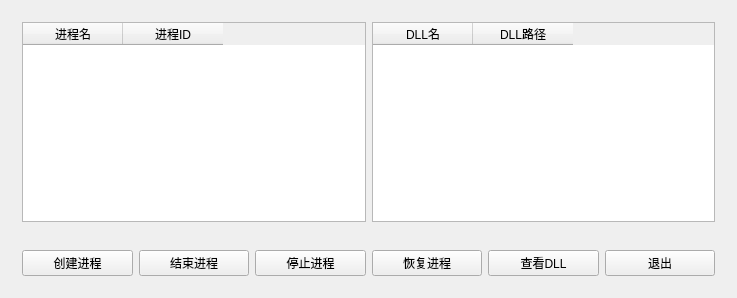
Qt form widget.ui (licongxing/ProcessManager) before a commit.
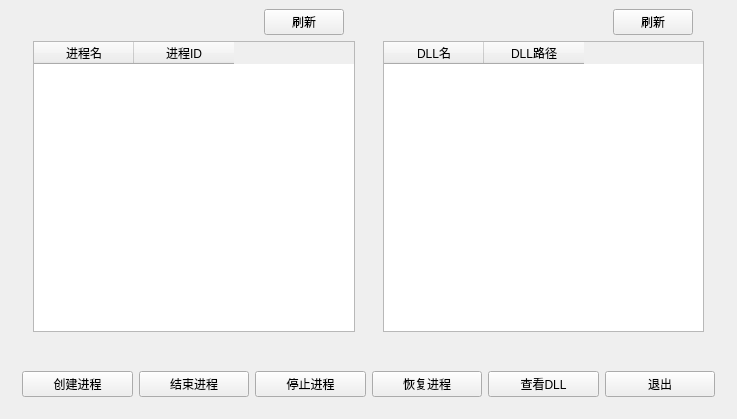
The same form after that commit.

Commit message: 添加刷新按钮 Signed-off-by: congxingli <congxingli@126.com>

```diff
--- a/widget.ui
+++ b/widget.ui
@@ -7,16 +7,60 @@
     <x>0</x>
     <y>0</y>
     <width>737</width>
-    <height>298</height>
+    <height>419</height>
    </rect>
   </property>
   <property name="windowTitle">
    <string>进程管理器</string>
   </property>
-  <layout class="QVBoxLayout" name="verticalLayout">
+  <layout class="QVBoxLayout" name="verticalLayout_3">
+   <property name="topMargin">
+    <number>0</number>
+   </property>
    <item>
     <widget class="QWidget" name="widget" native="true">
+     <layout class="QHBoxLayout" name="horizontalLayout_4">
+      <property name="topMargin">
+       <number>9</number>
+      </property>
+      <item>
+       <widget class="QWidget" name="widget_6" native="true">
+        <layout class="QVBoxLayout" name="verticalLayout_2">
+         <property name="topMargin">
+          <number>0</number>
+         </property>
+         <item>
+          <widget class="QWidget" name="widget_3" native="true">
      <layout class="QHBoxLayout" name="horizontalLayout">
+            <property name="topMargin">
+             <number>0</number>
+            </property>
+            <property name="bottomMargin">
+             <number>0</number>
+            </property>
+            <item>
+             <spacer name="horizontalSpacer">
+              <property name="orientation">
+               <enum>Qt::Horizontal</enum>
+              </property>
+              <property name="sizeHint" stdset="0">
+               <size>
+                <width>228</width>
+                <height>20</height>
+               </size>
+              </property>
+             </spacer>
+            </item>
+            <item>
+             <widget class="QPushButton" name="pushButton_7">
+              <property name="text">
+               <string>刷新</string>
+              </property>
+             </widget>
+            </item>
+           </layout>
+          </widget>
+         </item>
       <item>
        <widget class="QTableWidget" name="processTab">
         <column>
@@ -31,6 +75,47 @@
         </column>
        </widget>
       </item>
+        </layout>
+       </widget>
+      </item>
+      <item>
+       <widget class="QWidget" name="widget_5" native="true">
+        <layout class="QVBoxLayout" name="verticalLayout">
+         <property name="topMargin">
+          <number>0</number>
+         </property>
+         <item>
+          <widget class="QWidget" name="widget_4" native="true">
+           <layout class="QHBoxLayout" name="horizontalLayout_3">
+            <property name="topMargin">
+             <number>0</number>
+            </property>
+            <property name="bottomMargin">
+             <number>0</number>
+            </property>
+            <item>
+             <spacer name="horizontalSpacer_2">
+              <property name="orientation">
+               <enum>Qt::Horizontal</enum>
+              </property>
+              <property name="sizeHint" stdset="0">
+               <size>
+                <width>227</width>
+                <height>20</height>
+               </size>
+              </property>
+             </spacer>
+            </item>
+            <item>
+             <widget class="QPushButton" name="pushButton_8">
+              <property name="text">
+               <string>刷新</string>
+              </property>
+             </widget>
+            </item>
+           </layout>
+          </widget>
+         </item>
       <item>
        <widget class="QTableWidget" name="dllTab">
         <column>
@@ -43,6 +128,9 @@
           <string>DLL路径</string>
          </property>
         </column>
+          </widget>
+         </item>
+        </layout>
        </widget>
       </item>
      </layout>
```
Lines whose indentation alone changed are shown as unchanged. The commit also changes 2 other files.
